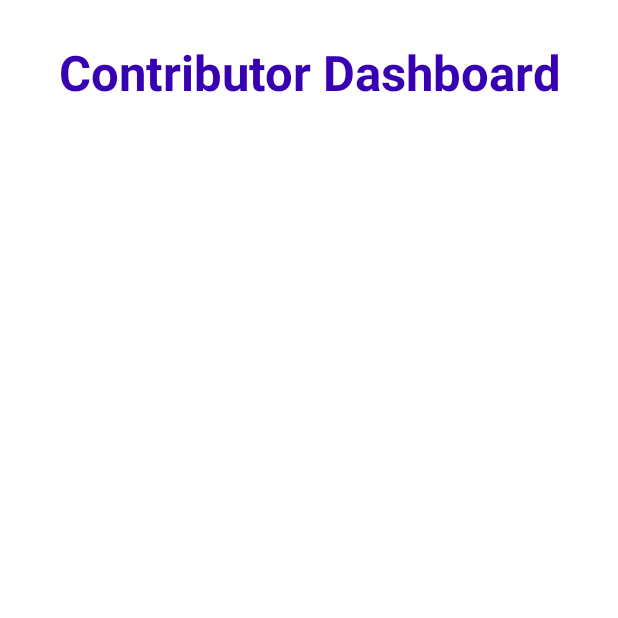
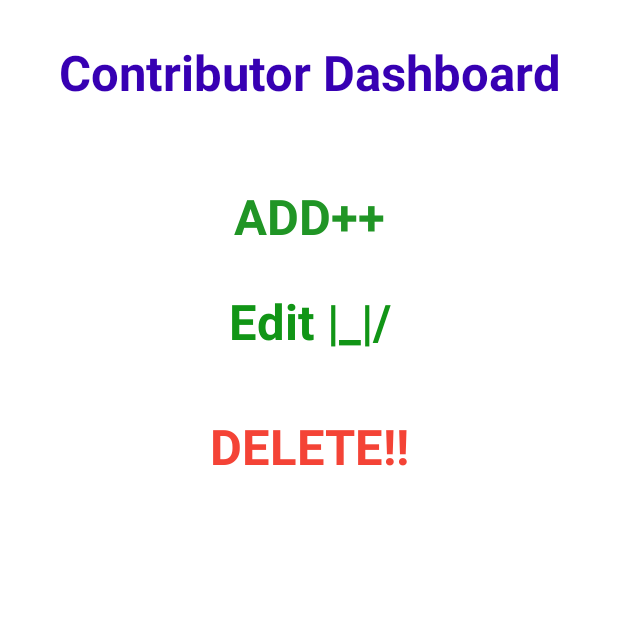
Before and after one commit to ar-abedkhan/Knowledge, an Android app: the AdminDashboard screen opened directly, with no data from a screen before it, on a phone screen of 412 x 824 dp, the top half of it. Run offline under Robolectric (Android 15) with nearby library versions, the phone set to English and light mode, and no system bars; our stand-ins replace sdp/ssp sizes.

Commit message:
admin dashboard option added

```diff
--- a/app/src/main/java/com/abedkhan/knowledge/MainActivity.java
+++ b/app/src/main/java/com/abedkhan/knowledge/MainActivity.java
@@ -9,6 +9,7 @@ import android.content.Intent;
 import android.os.Bundle;
 import android.view.View;
 
+import com.abedkhan.knowledge.Activities.AdminLoginActivity;
 import com.abedkhan.knowledge.Adapters.SubjectAdapter;
 import com.abedkhan.knowledge.Modelclass.SubjectModelClass;
 import com.abedkhan.knowledge.databinding.ActivityMainBinding;
@@ -61,7 +62,15 @@ setSubjectListData();
         subjectModelClassList.add(new SubjectModelClass("Christian and Moral Education",R.drawable.cristhan));
         subjectModelClassList.add(new SubjectModelClass("Buddhist and Moral Education",R.drawable.buddhist));
 
+
+        //    --------------- Going to the Admin Login Activity --------------
+        binding.myProfile.setOnClickListener(view -> {
+            startActivity(new Intent(MainActivity.this, AdminLoginActivity.class));
+            finish();
+        });
+
     }
+
 
 //    ---------This Method handles the actions after clicking the Departments---------
     public class Click implements View.OnClickListener{
@@ -133,7 +142,6 @@ setSubjectListData();
 
     @Override
     public void onBackPressed() {
-//        super.onBackPressed();
         if (isDepartmentClicked) {
             isDepartmentClicked = false;
             Intent intent = new Intent(MainActivity.this, MainActivity.class);
@@ -165,8 +173,5 @@ setSubjectListData();
 
         }
 
-//        Intent intent = new Intent(MainActivity.this, MainActivity.class);
-//        startActivity(intent);
-//        finish();
     }
 }
--- a/app/src/main/res/layout/activity_admin_dashboard.xml
+++ b/app/src/main/res/layout/activity_admin_dashboard.xml
@@ -20,4 +20,50 @@
         app:layout_constraintTop_toTopOf="parent"
         tools:layout_editor_absoluteX="26dp" />
 
+
+    <TextView
+        android:id="@+id/addOption"
+        android:layout_width="match_parent"
+        android:layout_height="wrap_content"
+        android:layout_marginTop="@dimen/_40sdp"
+        android:text="ADD++"
+        android:textAlignment="center"
+        android:textColor="#209525"
+        android:textSize="@dimen/_25sdp"
+
+        android:textStyle="bold"
+        app:layout_constraintTop_toBottomOf="@id/textView"
+        tools:layout_editor_absoluteX="26dp" />
+
+
+    <TextView
+        android:id="@+id/editOption"
+        android:layout_width="match_parent"
+        android:layout_height="wrap_content"
+        android:layout_margin="@dimen/_20sdp"
+        android:text="Edit |_|/"
+        android:textAlignment="center"
+        android:textColor="#119516"
+        android:textSize="@dimen/_25sdp"
+
+        android:textStyle="bold"
+        app:layout_constraintTop_toBottomOf="@id/addOption"
+        tools:layout_editor_absoluteX="26dp" />
+
+
+    <TextView
+        android:id="@+id/deleteOption"
+        android:layout_width="match_parent"
+        android:layout_height="wrap_content"
+        android:layout_margin="@dimen/_30sdp"
+        android:text="DELETE!!"
+        android:textAlignment="center"
+        android:textColor="#F44336"
+        android:textSize="@dimen/_25sdp"
+
+        android:textStyle="bold"
+        app:layout_constraintTop_toBottomOf="@id/editOption"
+        tools:layout_editor_absoluteX="26dp" />
+
+
 </androidx.constraintlayout.widget.ConstraintLayout>
```
